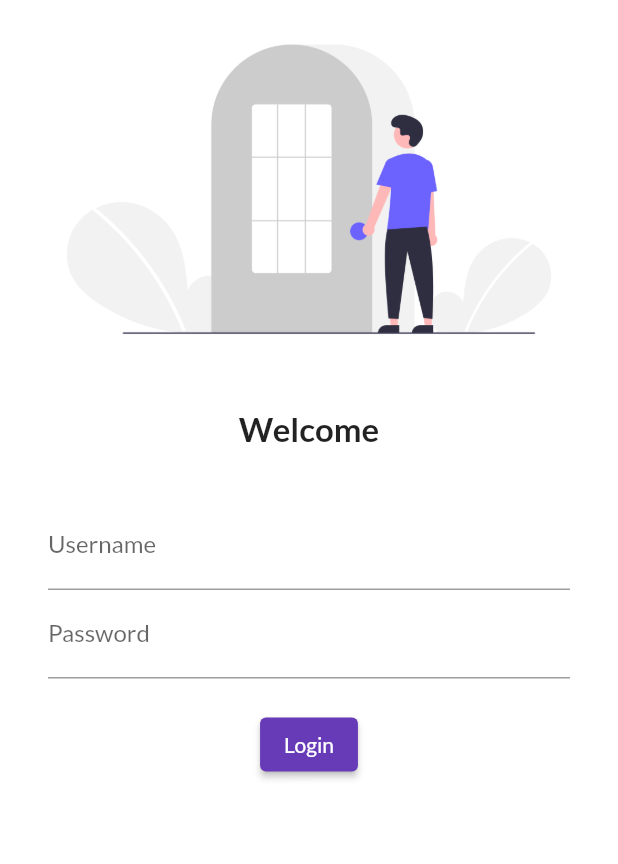
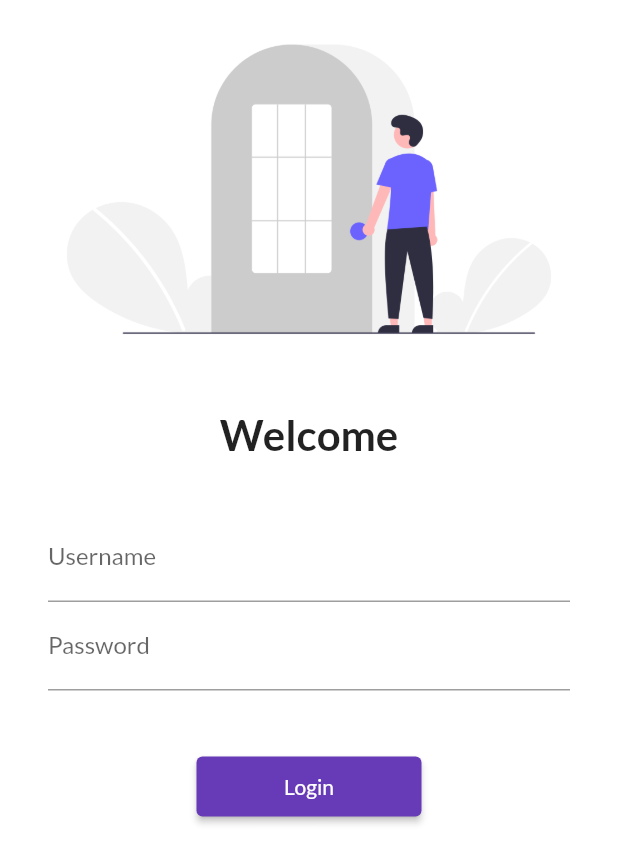
Before and after one commit to aadarshraj4321/flutter-learning-projects, a Flutter app: the LoginPage screen opened by its route, on a phone screen of 412 x 824 dp. Shown: the top 864 px of the screen. Run offline on Flutter 3.47's test engine with Material 2 defaults, Android fonts, the phone set to English and light mode, and no system bars; our stand-ins replace google_fonts.

Commit message:
day 5 comp

```diff
--- a/lib/main.dart
+++ b/lib/main.dart
@@ -1,5 +1,6 @@
 import 'package:catlog_app/pages/home_page.dart';
 import 'package:catlog_app/pages/login_page.dart';
+import 'package:catlog_app/utils/routes.dart';
 import 'package:flutter/material.dart';
 import 'package:google_fonts/google_fonts.dart';
 
@@ -14,6 +15,7 @@ class MyApp extends StatelessWidget {
   @override
   Widget build(BuildContext context) {
     return MaterialApp(
+      // debugShowCheckedModeBanner: false,
       themeMode: ThemeMode.light,
       theme: ThemeData(
         primarySwatch: Colors.deepPurple,
@@ -22,7 +24,8 @@ class MyApp extends StatelessWidget {
       initialRoute: '/home',
       routes: {
         "/" : (context) => LoginPage(),
-        "/home" : (context) => LoginPage(),
+        MyRoutes.homeRoute : (context) => HomePage(),
+        MyRoutes.loginRoute : (context) => LoginPage(),
       },
     );
   }
--- a/lib/pages/login_page.dart
+++ b/lib/pages/login_page.dart
@@ -1,3 +1,4 @@
+import 'package:catlog_app/utils/routes.dart';
 import 'package:flutter/material.dart';
 
 
@@ -8,6 +9,7 @@ class LoginPage extends StatelessWidget {
   Widget build(BuildContext context) {
     return Material(
       color: Colors.white,
+      child: SingleChildScrollView(
         child: Column(
           children: [
             Image.asset("assets/images/login_image.png", fit: BoxFit.cover,),
@@ -15,7 +17,7 @@ class LoginPage extends StatelessWidget {
             SizedBox(height: 20.0,),
 
             Text("Welcome", style: TextStyle(
-            fontSize: 22,
+              fontSize: 28,
               fontWeight: FontWeight.bold,
             ),),
 
@@ -39,15 +41,18 @@ class LoginPage extends StatelessWidget {
                 ),
               ),
 
-            SizedBox(height: 20.0,),
+              SizedBox(height: 40.0,),
 
-            ElevatedButton(onPressed: (){}, child: Text("Login"),
-            style: TextButton.styleFrom(),)
+              ElevatedButton(onPressed: (){
+                Navigator.pushNamed(context, MyRoutes.homeRoute);
+              }, child: Text("Login"),
+              style: TextButton.styleFrom(minimumSize: Size(150, 40)),)
 
               ],),
             )
 
           ],
+        ),
       )
     );
   }
--- /dev/null
+++ b/lib/utils/routes.dart
@@ -0,0 +1,4 @@
+class MyRoutes {
+  static String loginRoute = "/login";
+  static String homeRoute = "/home";
+}
```
Lines whose indentation alone changed are shown as unchanged.
